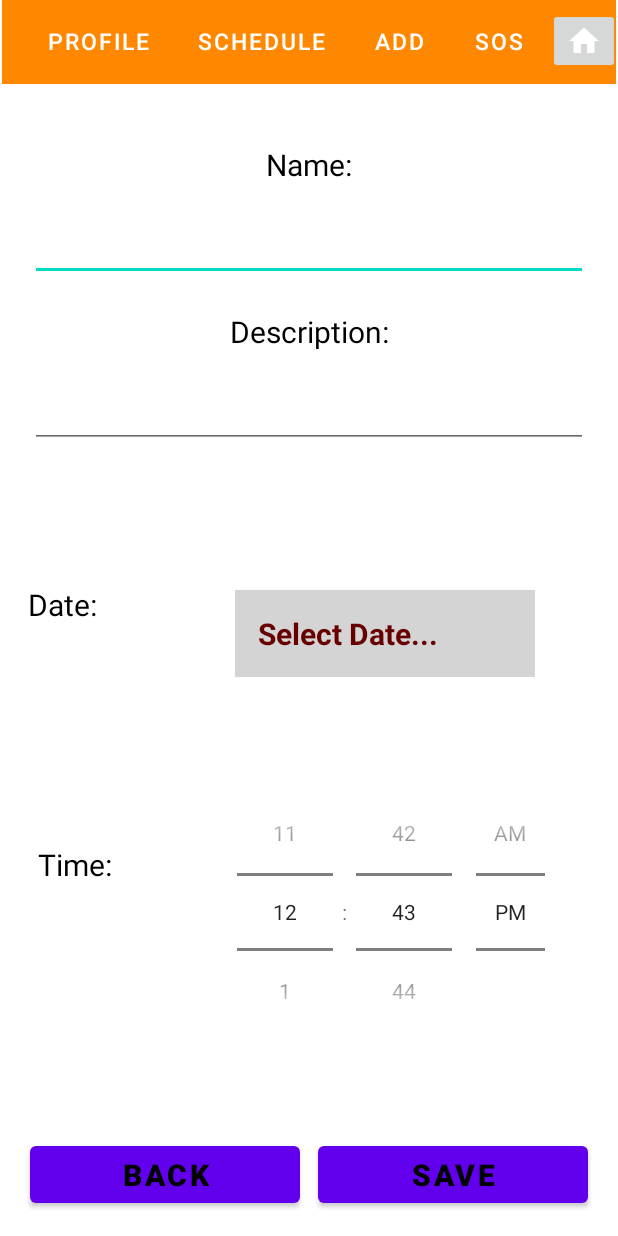
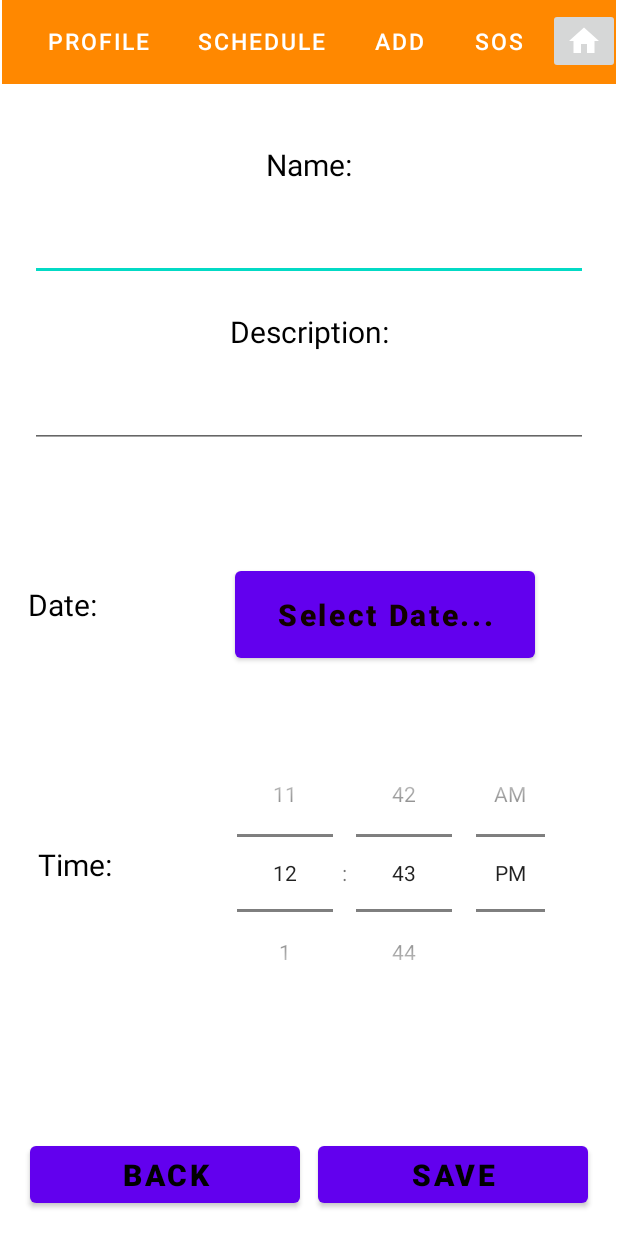
Before and after one commit to MohammedManni/CPIT99Project, an Android app: the Add_event_from_calendar screen opened directly, with no data from a screen before it, on a phone screen of 412 x 824 dp. Run offline under Robolectric (Android 15) with nearby library versions, the phone set to English and light mode, and no system bars.

Commit message:
gridView update

```diff
--- a/app/src/main/java/com/example/safemedicare/Add_event_from_calendar.java
+++ b/app/src/main/java/com/example/safemedicare/Add_event_from_calendar.java
@@ -32,14 +32,14 @@ public class Add_event_from_calendar extends AppCompatActivity {
 
     private String name, type, selectedDateString;
     EditText eventNameET, DescriptionET;
-    TimePicker simpleTimePicker;
-    EditText date;
+    TimePicker timePicker;
+    Button date;
     DatePickerDialog datePickerDialog;
 
     @Override
     protected void onCreate(Bundle savedInstanceState) {
         super.onCreate(savedInstanceState);
-        setContentView(R.layout.timeline);
+        setContentView(R.layout.add_event);
 
         Bundle extras = getIntent().getExtras();
         if (extras != null) {
@@ -121,11 +121,11 @@ public class Add_event_from_calendar extends AppCompatActivity {
         DescriptionET = findViewById(R.id.DescriptionET);
 
         Button buttonSave = findViewById(R.id.buttonSave);
-        simpleTimePicker = (TimePicker) findViewById(R.id.simpleTimePicker); // initiate a time picker
-        simpleTimePicker.setCurrentHour(12); // before api level 23
-        simpleTimePicker.setHour(12); // from api level 23
+        timePicker = (TimePicker) findViewById(R.id.timePicker); // initiate a time picker
+        timePicker.setCurrentHour(12); // before api level 23
+        timePicker.setHour(12); // from api level 23
 
-        date = (EditText) findViewById(R.id.date);
+        date = (Button) findViewById(R.id.date);
         date.setOnClickListener(new View.OnClickListener() {
             @Override
             public void onClick(View v) {
@@ -180,8 +180,8 @@ public class Add_event_from_calendar extends AppCompatActivity {
     }
 
     public void AddEvent(View view) {
-        int hours = simpleTimePicker.getHour(); // after api level 23
-        int minutes = simpleTimePicker.getMinute(); // after api level 23
+        int hours = timePicker.getHour(); // after api level 23
+        int minutes = timePicker.getMinute(); // after api level 23
         String operation = "AddEvent";
         String username = name;
         String type1 = type;
@@ -211,7 +211,7 @@ public class Add_event_from_calendar extends AppCompatActivity {
         @Override
         protected String doInBackground(String... params) {
             String operation = params[0];
-            String login_url = "http://192.168.100.197/AddEvent.php";
+            String login_url = "http://192.168.100.10/AddEvent.php";
 
 
             if (operation.equals("AddEvent")) {
--- a/app/src/main/java/com/example/safemedicare/sign_activity.java
+++ b/app/src/main/java/com/example/safemedicare/sign_activity.java
@@ -108,7 +108,7 @@ public class sign_activity extends AppCompatActivity {
         @Override
         protected String doInBackground(String... params) {
             String type = params[0];
-            String login_url = "http://192.168.100.197/login.php";
+            String login_url = "http://192.168.100.10/login.php";
 
 
             try {
--- a/app/src/main/res/layout/timeline.xml
+++ b/app/src/main/res/layout/add_event.xml
@@ -105,16 +105,15 @@
         android:textColor="@color/black"
         android:textSize="20sp"
         app:layout_constraintBottom_toTopOf="@+id/buttonBack"
-        app:layout_constraintEnd_toStartOf="@+id/simpleTimePicker"
+        app:layout_constraintEnd_toStartOf="@+id/timePicker"
         app:layout_constraintStart_toStartOf="parent"
         app:layout_constraintTop_toBottomOf="@+id/eventDateTV" />
 
     <TimePicker
-        android:id="@+id/simpleTimePicker"
+        android:id="@+id/timePicker"
         android:layout_width="237dp"
         android:layout_height="189dp"
         android:layout_marginStart="62dp"
-        android:layout_marginTop="36dp"
         android:layout_marginEnd="27dp"
         android:layout_marginBottom="55dp"
         android:timePickerMode="spinner"
@@ -122,7 +121,7 @@
         app:layout_constraintEnd_toEndOf="parent"
         app:layout_constraintHorizontal_bias="0.25"
         app:layout_constraintStart_toEndOf="@+id/eventTimeTV"
-        app:layout_constraintTop_toBottomOf="@+id/dateView" />
+        app:layout_constraintTop_toBottomOf="@+id/date" />
 
     <Button
         android:id="@+id/buttonSave"
@@ -158,7 +157,7 @@
         app:layout_constraintStart_toStartOf="parent" />
 
 
-    <EditText
+    <Button
         android:id="@+id/date"
         android:layout_width="200dp"
         android:layout_height="wrap_content"
@@ -167,14 +166,13 @@
         android:layout_marginTop="50dp"
         android:layout_marginEnd="57dp"
         android:layout_marginBottom="17dp"
-        android:background="#d4d4d4"
         android:hint="Select Date..."
         android:padding="15dp"
         android:textColor="#100"
-        android:textColorHint="#600"
+        android:textColorHint="#100"
         android:textSize="20sp"
         android:textStyle="bold"
-        app:layout_constraintBottom_toTopOf="@+id/simpleTimePicker"
+        app:layout_constraintBottom_toTopOf="@+id/timePicker"
         app:layout_constraintEnd_toEndOf="parent"
         app:layout_constraintStart_toEndOf="@+id/eventDateTV"
         app:layout_constraintTop_toBottomOf="@+id/DescriptionET" />
--- a/app/src/main/res/layout/calendar.xml
+++ b/app/src/main/res/layout/calendar.xml
@@ -11,7 +11,7 @@
         ></include>
 
     <DatePicker
-        android:id="@+id/simpleDatePicker"
+        android:id="@+id/datePicker"
         android:layout_width="344dp"
         android:layout_height="444dp"
         android:datePickerMode="calendar"
--- a/app/src/main/res/layout/home_page_patient.xml
+++ b/app/src/main/res/layout/home_page_patient.xml
@@ -27,7 +27,9 @@
         android:layout_height="wrap_content"
         android:layout_marginTop="12dp"
         android:numColumns="auto_fit"
-
+        android:background="@color/black"
+        android:horizontalSpacing="10dp"
+        android:verticalSpacing="10dp"
         app:layout_constraintStart_toStartOf="parent"
         app:layout_constraintTop_toBottomOf="@+id/UpComingEv" />
 
--- a/app/src/main/res/layout/register_1.xml
+++ b/app/src/main/res/layout/register_1.xml
@@ -86,7 +86,7 @@
 
 
     <TextView
-        android:id="@+id/textViewItem"
+        android:id="@+id/eventListNameID"
         android:layout_width="wrap_content"
         android:layout_height="wrap_content"
         android:layout_marginStart="10dp"
@@ -109,7 +109,7 @@
         app:layout_constraintEnd_toEndOf="parent"
         app:layout_constraintHorizontal_bias="0.5"
         app:layout_constraintStart_toStartOf="parent"
-        app:layout_constraintTop_toBottomOf="@+id/textViewItem">
+        app:layout_constraintTop_toBottomOf="@+id/eventListNameID">
 
         <RadioButton
             android:id="@+id/PatientRadioButton"
```
Also changed, not shown: app/src/main/java/com/example/safemedicare/GridAdapter.java (+7 -3 lines), app/src/main/java/com/example/safemedicare/GridItem.java (+28 -4 lines), app/src/main/java/com/example/safemedicare/Home_Page_Activity.java (+59 -24 lines), app/src/main/java/com/example/safemedicare/Schedule_Activity.java (+4 -4 lines), app/src/main/res/layout/gridview_item.xml (+32 -7 lines). Lines whose indentation alone changed are shown as unchanged.
